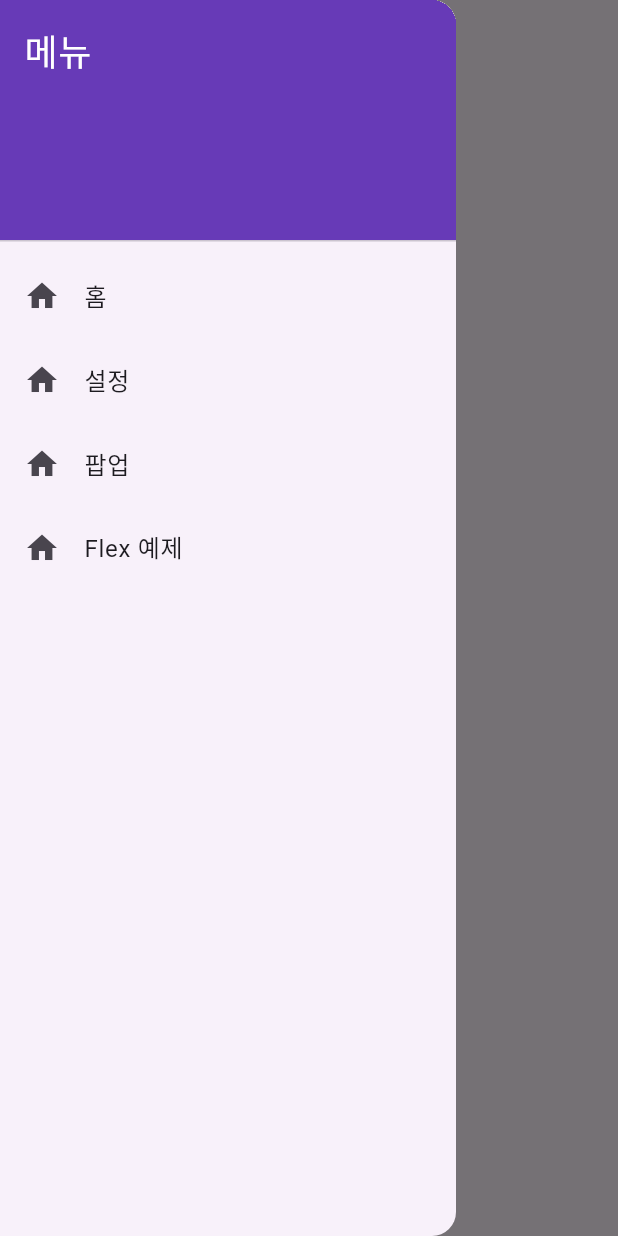
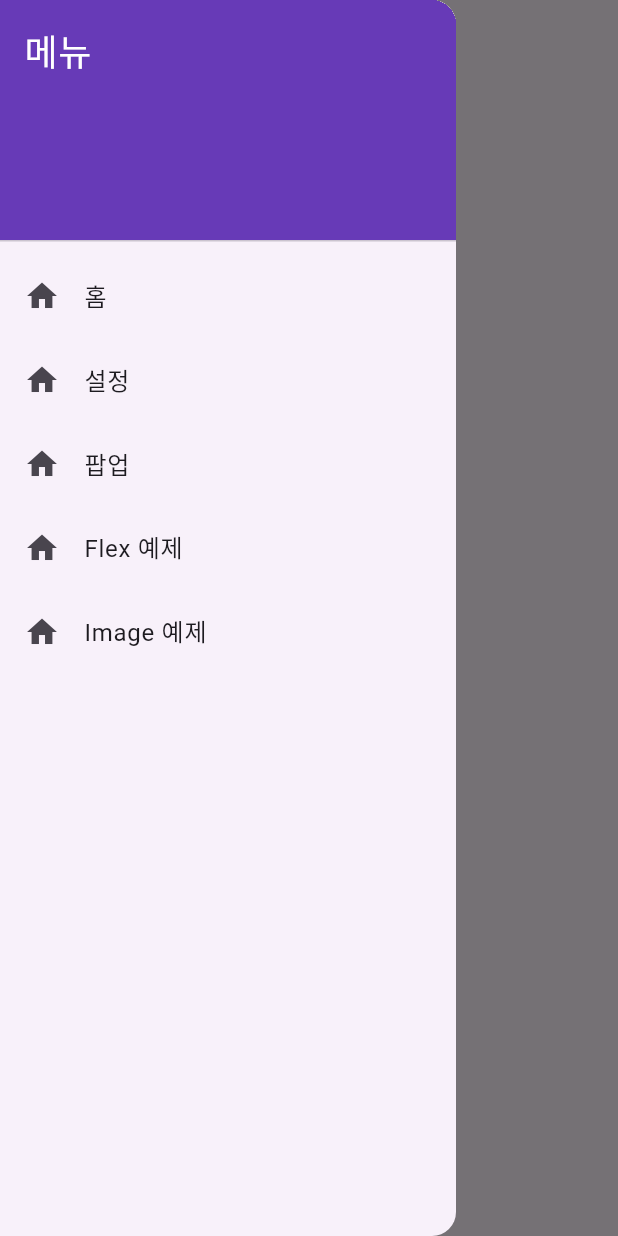
Before and after one commit to gimujeongsig/flutter, a Flutter app: the SettingPage screen opened by its route, with the side drawer open, on a phone screen of 412 x 824 dp. Run offline on Flutter 3.47's test engine with Material 3 defaults, Android fonts, the phone set to English and light mode, and no system bars; network calls fail.

Commit message:
이미지 페이지 만들었다

```diff
--- a/lib/drawer.dart
+++ b/lib/drawer.dart
@@ -57,6 +57,15 @@ class MyDrawer extends StatelessWidget {
                   context, "/flex"
               );
             },
+          ),
+          ListTile(
+            leading: const Icon(Icons.home),
+            title: const Text("Image 예제"),
+            onTap: () {
+              Navigator.pushNamed(
+                  context, "/image"
+              );
+            },
           )
         ],
       ),
--- a/lib/main.dart
+++ b/lib/main.dart
@@ -1,6 +1,7 @@
 import 'package:flutter/material.dart';
 import 'package:untitled2/popup_page.dart';
 import 'flex_page.dart';
+import 'image_page.dart';
 import 'setting_page.dart';
 import 'drawer.dart';
 
@@ -25,6 +26,7 @@ class MyApp extends StatelessWidget {
         '/setting': (context) => const SettingPage(),
         '/popup': (context) => const PopupPage(),
         '/flex' : (context) => const FlexPage(),
+        '/image': (context) => const ImagePage(),
       },
     );
   }
```
Also changed, not shown: lib/image_page.dart (added, +26 -0 lines).
